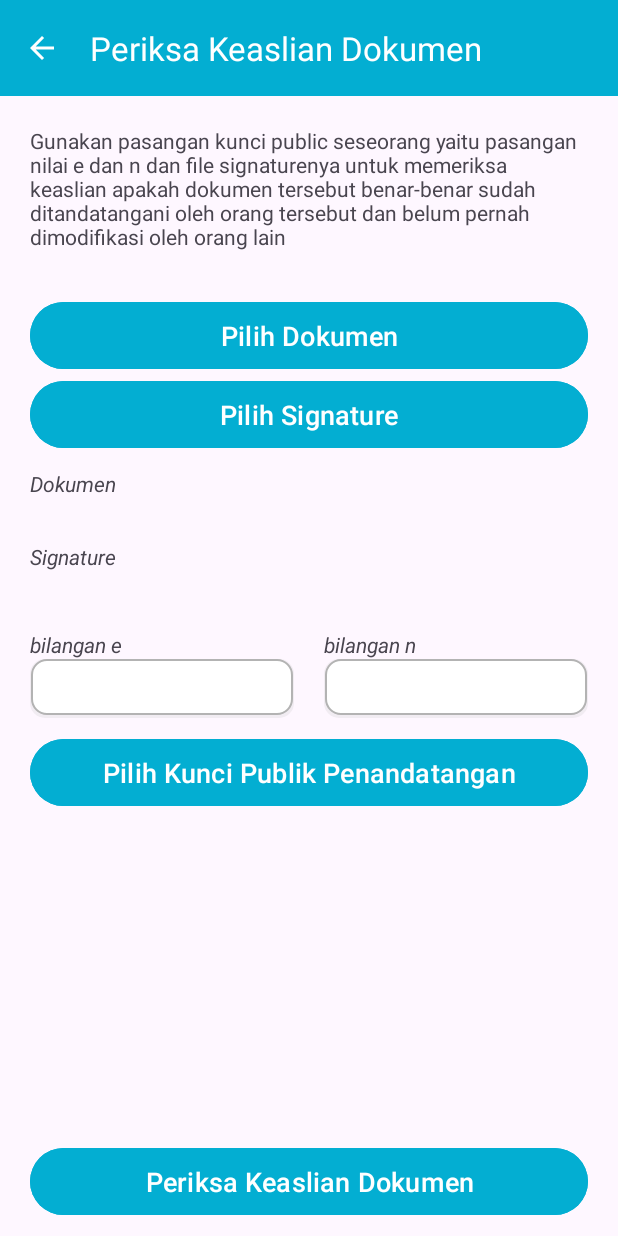
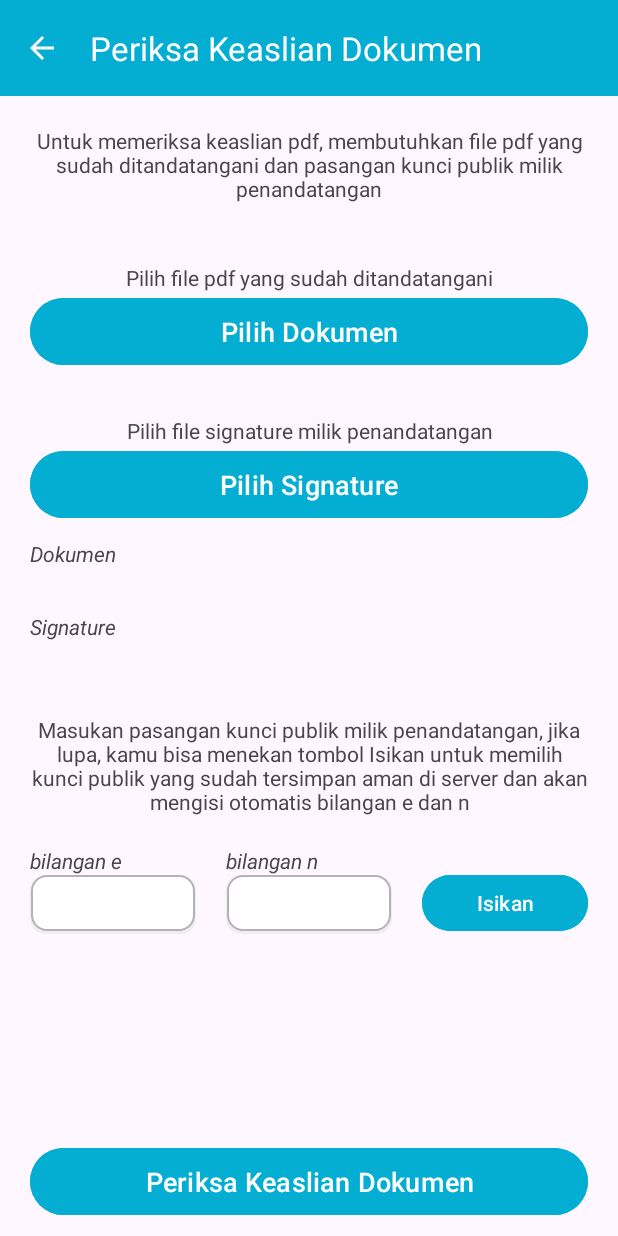
Before and after one commit to kickymaulana/tanda_tangan_digital_android, an Android app: the PeriksaKeaslianDokumen screen opened directly, with no data from a screen before it, on a phone screen of 412 x 824 dp. Run offline under Robolectric (Android 15) with nearby library versions, the phone set to English and light mode, and no system bars; plain views replace SpinKitView.

Commit message:
selesai perbaikan periksa keaslian pdf

```diff
--- a/app/src/main/java/com/kickymaulana/tandatangandigital/DaftarKunciPublik.java
+++ b/app/src/main/java/com/kickymaulana/tandatangandigital/DaftarKunciPublik.java
@@ -66,7 +66,7 @@ public class DaftarKunciPublik extends AppCompatActivity {
         setSupportActionBar(toolbar);
         getSupportActionBar().setDisplayShowHomeEnabled(true);
         getSupportActionBar().setDisplayHomeAsUpEnabled(true);
-        setTitle("Daftar Kunci Publik");
+        setTitle("Penandatangan Resmi");
 
         kunciPublikModelList = new ArrayList<>();
         kunciPublikAdapter = new KunciPublikAdapter(DaftarKunciPublik.this, kunciPublikModelList);
--- a/app/src/main/java/com/kickymaulana/tandatangandigital/PeriksaKeaslianDokumen.java
+++ b/app/src/main/java/com/kickymaulana/tandatangandigital/PeriksaKeaslianDokumen.java
@@ -203,7 +203,7 @@ public class PeriksaKeaslianDokumen extends AppCompatActivity {
 
                 if (PLAINTEXT.equals(SHA256)){
                     new AlertDialog.Builder(PeriksaKeaslianDokumen.this)
-                            .setMessage("File asli dan sudah ditandatangani oleh " + nama_penanda_tangan)
+                            .setMessage("File asli dan sudah ditandatangani oleh \n\n" + nama_penanda_tangan)
                             .setPositiveButton("Oke", new DialogInterface.OnClickListener() {
                                 @Override
                                 public void onClick(DialogInterface dialog, int which) {
--- a/app/src/main/res/layout/activity_periksa_keaslian_dokumen.xml
+++ b/app/src/main/res/layout/activity_periksa_keaslian_dokumen.xml
@@ -26,12 +26,22 @@
                 android:layout_height="wrap_content"
                 android:orientation="vertical"
                 android:padding="20dp">
+
                 <androidx.appcompat.widget.AppCompatTextView
-                    android:text="Gunakan pasangan kunci public seseorang yaitu pasangan nilai e dan n dan file signaturenya untuk memeriksa keaslian apakah dokumen tersebut benar-benar sudah ditandatangani oleh orang tersebut dan belum pernah dimodifikasi oleh orang lain"
+                    android:text="Untuk memeriksa keaslian pdf, membutuhkan file pdf yang sudah ditandatangani dan pasangan kunci publik milik penandatangan"
                     android:textSize="14sp"
                     android:layout_width="match_parent"
                     android:layout_height="wrap_content"
+                    android:gravity="center_horizontal"
                     android:layout_marginBottom="10dp"/>
+
+                <androidx.appcompat.widget.AppCompatTextView
+                    android:text="Pilih file pdf yang sudah ditandatangani"
+                    android:textSize="14sp"
+                    android:layout_width="match_parent"
+                    android:gravity="center_horizontal"
+                    android:layout_marginTop="30dp"
+                    android:layout_height="wrap_content" />
                 <com.google.android.material.button.MaterialButton
                     android:id="@+id/pilih_dokumen"
                     android:text="Pilih Dokumen"
@@ -42,8 +52,15 @@
                     android:padding="10dp"
                     android:textSize="18sp"
                     android:backgroundTint="@color/warna_aku"
-                    android:layout_marginTop="20dp"
                     android:textAllCaps="false"/>
+
+                <androidx.appcompat.widget.AppCompatTextView
+                    android:text="Pilih file signature milik penandatangan"
+                    android:textSize="14sp"
+                    android:layout_width="match_parent"
+                    android:gravity="center_horizontal"
+                    android:layout_marginTop="30dp"
+                    android:layout_height="wrap_content" />
 
                 <com.google.android.material.button.MaterialButton
                     android:id="@+id/pilih_signature"
@@ -84,11 +101,18 @@
                     android:layout_width="wrap_content"
                     android:layout_height="wrap_content"
                     android:textStyle="italic"/>
+                <androidx.appcompat.widget.AppCompatTextView
+                    android:text="Masukan pasangan kunci publik milik penandatangan, jika lupa, kamu bisa menekan tombol Isikan untuk memilih kunci publik yang sudah tersimpan aman di server dan akan mengisi otomatis bilangan e dan n"
+                    android:textSize="14sp"
+                    android:layout_width="match_parent"
+                    android:gravity="center_horizontal"
+                    android:layout_marginTop="30dp"
+                    android:layout_height="wrap_content" />
                 <androidx.appcompat.widget.LinearLayoutCompat
                     android:layout_width="match_parent"
                     android:layout_height="wrap_content"
                     android:layout_marginTop="20dp"
-                    android:weightSum="2"
+                    android:weightSum="3"
                     android:orientation="horizontal">
                     <androidx.appcompat.widget.LinearLayoutCompat
                         android:layout_width="0dp"
@@ -108,8 +132,7 @@
                             android:textSize="14sp"
                             android:layout_width="match_parent"
                             android:layout_height="wrap_content"
-                            android:background="@drawable/edit_text_bundar"
-                            android:layout_marginBottom="10dp"/>
+                            android:background="@drawable/edit_text_bundar" />
 
                     </androidx.appcompat.widget.LinearLayoutCompat>
 
@@ -117,6 +140,7 @@
                         android:layout_width="0dp"
                         android:layout_weight="1"
                         android:layout_height="wrap_content"
+                        android:layout_marginEnd="20dp"
                         android:orientation="vertical">
                         <androidx.appcompat.widget.AppCompatTextView
                             android:text="bilangan n"
@@ -130,27 +154,29 @@
                             android:layout_width="match_parent"
                             android:layout_height="wrap_content"
                             android:inputType="number"
-                            android:background="@drawable/edit_text_bundar"
-                            android:layout_marginBottom="10dp"/>
+                            android:background="@drawable/edit_text_bundar" />
+
+                    </androidx.appcompat.widget.LinearLayoutCompat>
+
+                    <androidx.appcompat.widget.LinearLayoutCompat
+                        android:layout_width="0dp"
+                        android:layout_weight="1"
+                        android:layout_height="wrap_content"
+                        android:orientation="vertical">
+                        <com.google.android.material.button.MaterialButton
+                            android:id="@+id/daftar_kunci_publik"
+                            android:layout_marginTop="15dp"
+                            android:text="Isikan"
+                            android:layout_width="match_parent"
+                            android:layout_height="45dp"
+                            app:cornerRadius="50dp"
+                            app:iconGravity="textStart"
+                            android:backgroundTint="@color/warna_aku"
+                            android:textAllCaps="false"/>
 
                     </androidx.appcompat.widget.LinearLayoutCompat>
 
                 </androidx.appcompat.widget.LinearLayoutCompat>
-
-                <com.google.android.material.button.MaterialButton
-                    android:id="@+id/daftar_kunci_publik"
-                    android:text="Pilih Kunci Publik Penandatangan"
-                    android:layout_width="match_parent"
-                    android:layout_height="wrap_content"
-                    app:cornerRadius="50dp"
-                    app:iconGravity="textStart"
-                    android:padding="10dp"
-                    android:textSize="18sp"
-                    android:backgroundTint="@color/warna_aku"
-                    android:textAllCaps="false"/>
-
-
-
 
 
             </androidx.appcompat.widget.LinearLayoutCompat>
```
